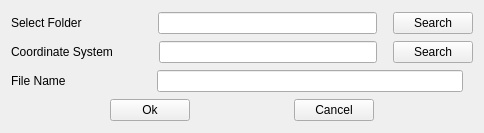
dsgoficial/DsgTools, file DbTools/cria_spatialite_dialog_base.ui: the form before one commit.
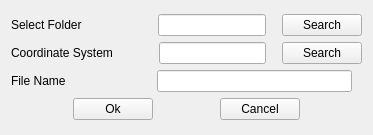
The form after the commit.

Commit message: Trying to fix the dimensions in the dialog

What changed in the file:
```diff
--- a/DbTools/cria_spatialite_dialog_base.ui
+++ b/DbTools/cria_spatialite_dialog_base.ui
@@ -7,8 +7,8 @@
    <rect>
     <x>0</x>
     <y>0</y>
-    <width>484</width>
-    <height>133</height>
+    <width>373</width>
+    <height>135</height>
    </rect>
   </property>
   <property name="sizePolicy">
@@ -34,6 +34,8 @@
   </property>
   <layout class="QGridLayout" name="gridLayout">
    <item row="0" column="0">
+    <layout class="QVBoxLayout" name="verticalLayout">
+     <item>
     <layout class="QHBoxLayout" name="horizontalLayout">
      <item>
       <widget class="QLabel" name="label">
@@ -86,7 +88,7 @@
      </item>
     </layout>
    </item>
-   <item row="1" column="0">
+     <item>
     <layout class="QHBoxLayout" name="horizontalLayout_2">
      <item>
       <widget class="QLabel" name="label_2">
@@ -139,7 +141,7 @@
      </item>
     </layout>
    </item>
-   <item row="2" column="0">
+     <item>
     <layout class="QHBoxLayout" name="horizontalLayout_3">
      <item>
       <widget class="QLabel" name="label_3">
@@ -185,7 +187,7 @@
      </item>
     </layout>
    </item>
-   <item row="3" column="0">
+     <item>
     <layout class="QHBoxLayout" name="horizontalLayout_4">
      <item>
       <spacer name="horizontalSpacer_4">
@@ -239,6 +241,8 @@
         </size>
        </property>
       </spacer>
+       </item>
+      </layout>
      </item>
     </layout>
    </item>
```
Lines whose indentation alone changed are shown as unchanged. The commit also changes 1 other file.
